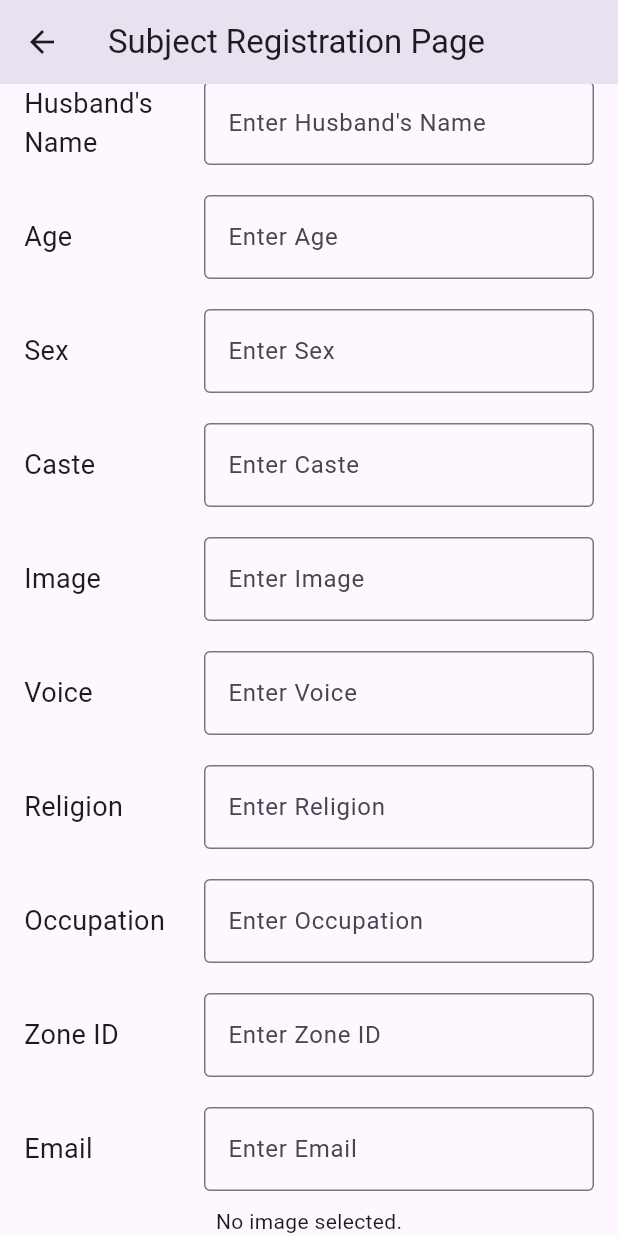
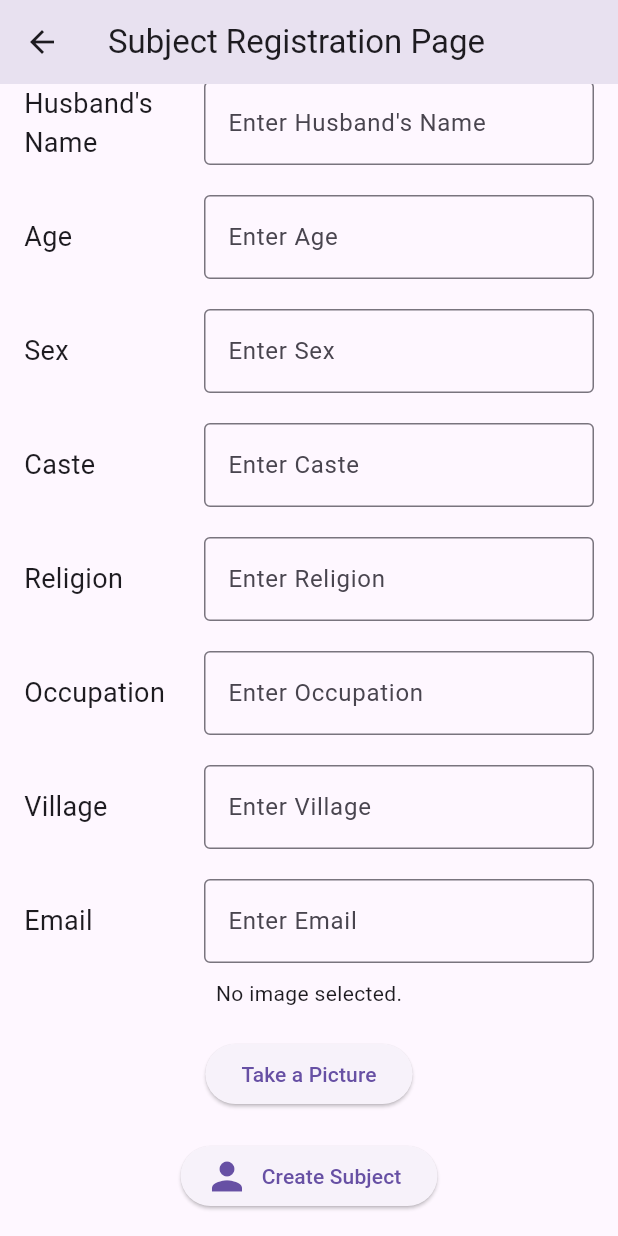
Before and after one commit to soumyajit-arko/btp-SurveyApp, a Flutter app: the SubjectRegisterPage screen opened directly, scrolled down 533 dp, on a phone screen of 412 x 824 dp. Run offline on Flutter 3.47's test engine with Material 3 defaults, Android fonts, the phone set to English and light mode, and no system bars; our stand-ins replace camera, image_picker, sqflite; accounts and stored records are empty.

Commit message:
Changes made :
	- changed version
	- changed subject registration page

```diff
--- a/lib/login_page.dart
+++ b/lib/login_page.dart
@@ -95,7 +95,7 @@ class _LoginPageState extends State<LoginPage> {
                 ),
               ),
               Image.asset(
-                'assets/images/login_bg.png',
+                'assets/images/bg2.jpeg',
                 width: 450,
                 height: 250,
               ),
--- a/lib/subject_register_page.dart
+++ b/lib/subject_register_page.dart
@@ -1,8 +1,13 @@
 import 'dart:io';
-
+// import 'package:audioplayers/audioplayers.dart';
+import 'package:camera/camera.dart';
+import 'package:path/path.dart' as path;
 import 'package:flutter/material.dart';
 import 'package:image_picker/image_picker.dart';
 import 'package:intl/intl.dart';
+import 'package:path_provider/path_provider.dart';
+// import 'package:record/record.dart';
+
 import 'database_helper.dart';
 import 'login_page.dart';
 
@@ -40,19 +45,24 @@ class _SubjectRegisterPageState extends State<SubjectRegisterPage> {
   final TextEditingController emailController = TextEditingController();
 
   File? _image;
-  Future<void> _getImage() async {
-    final picker = ImagePicker();
-    final pickedFile = await picker.pickImage(source: ImageSource.gallery);
 
-    setState(() {
-      if (pickedFile != null) {
-        _image = File(pickedFile.path);
-      }
-    });
-  }
+  bool showPlayer = false;
+  String? audioPath;
+
+  // Future<void> _getImage() async {
+  //   final picker = ImagePicker();
+  //   final pickedFile = await picker.pickImage(source: ImageSource.gallery);
+
+  //   setState(() {
+  //     if (pickedFile != null) {
+  //       _image = File(pickedFile.path);
+  //     }
+  //   });
+  // }
 
   @override
   void initState() {
+    showPlayer = false;
     super.initState();
   }
 
@@ -95,6 +105,13 @@ class _SubjectRegisterPageState extends State<SubjectRegisterPage> {
   //   emailController.clear();
   // }
   void addSubject() async {
+    Directory documentDirectory = await getApplicationDocumentsDirectory();
+    String filename = motherNameBeneficiaryController.text + ".jpg";
+    String pathutil = path.join(documentDirectory.path, filename);
+    final te = await _image?.copy(pathutil);
+    // _image.
+    print(te);
+    print('done');
     String motherNameBeneficiary = motherNameBeneficiaryController.text;
     String childNameBeneficiary = childNameBeneficiaryController.text;
     String mobile = mobileController.text;
@@ -105,7 +122,7 @@ class _SubjectRegisterPageState extends State<SubjectRegisterPage> {
     String age = ageController.text;
     String sex = sexController.text;
     String caste = casteController.text;
-    // String image = imageController.text;
+    String image = filename;
     // String voice = voiceController.text;
     String religion = religionController.text;
     String occupation = occupationController.text;
@@ -123,7 +140,7 @@ class _SubjectRegisterPageState extends State<SubjectRegisterPage> {
       'Age': age,
       'Sex': sex,
       'Caste': caste,
-      'Image': '',
+      'Image': image,
       'Voice': '',
       'Religion': religion,
       'Occupation': occupation,
@@ -132,6 +149,23 @@ class _SubjectRegisterPageState extends State<SubjectRegisterPage> {
     });
     _clearFields();
   }
+
+  // void tempFun() async {
+  //   Directory documentDirectory = await getApplicationDocumentsDirectory();
+  //   String filename = motherNameBeneficiaryController.text + ".jpg";
+
+  //   final pathutil = path.join(documentDirectory.path, filename);
+  //   print(pathutil);
+  //   final f = File(pathutil);
+  //   final  fileContent = await f.readAsBytes();
+
+  //   print(f);
+  //   print(fileContent);
+  //   setState(() {
+  //     _tempimage = f;
+  //   });
+  //   print('executed :: : ');
+  // }
 
   void _clearFields() {
     motherNameBeneficiaryController.clear();
@@ -150,6 +184,7 @@ class _SubjectRegisterPageState extends State<SubjectRegisterPage> {
     occupationController.clear();
     zoneidController.clear();
     emailController.clear();
+    // _image.delete()
   }
 
   Widget _buildSmallTextField(
@@ -208,6 +243,18 @@ class _SubjectRegisterPageState extends State<SubjectRegisterPage> {
   //     ),
   //   );
   // }
+  Future<void> _getImageFromCamera() async {
+    final pickedFile = await ImagePicker().pickImage(
+      source: ImageSource.camera,
+    );
+
+    if (pickedFile != null) {
+      setState(() {
+        _image = File(pickedFile.path);
+      });
+    }
+  }
+
   Widget _buildFormField(String labelText, TextEditingController controller,
       {TextInputType? keyboardType}) {
     return Container(
@@ -244,6 +291,8 @@ class _SubjectRegisterPageState extends State<SubjectRegisterPage> {
       ),
     );
   }
+
+
 
   DateTime initialDateSelected = DateTime.now();
   DateTime finalDateSelected = DateTime.now();
@@ -321,36 +370,25 @@ class _SubjectRegisterPageState extends State<SubjectRegisterPage> {
       body: Stack(
         children: <Widget>[
           SingleChildScrollView(
-            padding: EdgeInsets.all(16.0),
+            padding: const EdgeInsets.all(16.0),
             child: Center(
               child: Column(
                 mainAxisAlignment: MainAxisAlignment.center,
                 children: <Widget>[
-                  Text(
+                  const Text(
                     'Create a New Subject',
                     style: TextStyle(
                       fontSize: 20,
                       fontWeight: FontWeight.bold,
                     ),
                   ),
-                  SizedBox(height: 20),
+                  const SizedBox(height: 20),
                   _buildFormField(
                       'Mother\'s Name', motherNameBeneficiaryController),
                   _buildFormField(
                       'Child\'s Name', childNameBeneficiaryController),
                   _buildFormField('Mobile', mobileController,
                       keyboardType: TextInputType.phone),
-                  // _buildFormField('Initial Date', initialDateController,
-                  //     keyboardType: TextInputType.datetime),
-                  // Text(
-                  //   "Selected Date: ${_formatDate(initialDateSelected)}", // Format the date as a string
-                  //   style: TextStyle(fontSize: 18),
-                  // ),
-                  // SizedBox(height: 20),
-                  // ElevatedButton(
-                  //   onPressed: () => _selectDate(context),
-                  //   child: Text('Select Date'),
-                  // ),
                   _buildDateSelector('Initial Date', initialDateSelected,
                       (DateTime date) {
                     setState(() {
@@ -370,31 +408,42 @@ class _SubjectRegisterPageState extends State<SubjectRegisterPage> {
                       keyboardType: TextInputType.number),
                   _buildFormField('Sex', sexController),
                   _buildFormField('Caste', casteController),
-                  _buildFormField('Image', imageController),
-                  _buildFormField('Voice', voiceController),
+                  // _buildFormField('Image', imageController),
+                  // _buildFormField('Voice', voiceController),
                   _buildFormField('Religion', religionController),
                   _buildFormField('Occupation', occupationController),
-                  _buildFormField('Zone ID', zoneidController),
+                  _buildFormField('Village', zoneidController),
                   _buildFormField('Email', emailController,
                       keyboardType: TextInputType.emailAddress),
                   _image == null
-                      ? Text('No image selected.')
+                      ? const Text('No image selected.')
                       : Image.file(
                           _image!,
                           height: 100,
                           width: 100,
                         ),
-                  SizedBox(height: 20),
+                  const SizedBox(height: 20),
+                  // ElevatedButton(
+                  //   onPressed: _getImage,
+                  //   child: Text('Pick Image'),
+                  // ),
                   ElevatedButton(
-                    onPressed: _getImage,
-                    child: Text('Pick Image'),
+                    // onPressed: () async {
+                    //   await availableCameras().then((value) => Navigator.push(
+                    //       context,
+                    //       MaterialPageRoute(
+                    //           builder: (_) => CameraPage(cameras: value))));
+                    // },
+                    onPressed: _getImageFromCamera,
+                    child: const Text("Take a Picture"),
                   ),
-                  SizedBox(height: 20),
+                  const SizedBox(height: 20),
                   ElevatedButton.icon(
                     onPressed: addSubject,
-                    icon: Icon(Icons.person, size: 30),
-                    label: Text('Create Subject'),
-                  )
+                    icon: const Icon(Icons.person, size: 30),
+                    label: const Text('Create Subject'),
+                  ),
+                  // ElevatedButton(onPressed: tempFun, child: Text('Temp')),
                 ],
               ),
             ),
--- a/pubspec.yaml
+++ b/pubspec.yaml
@@ -36,11 +36,13 @@ dependencies:
   sqflite_common_ffi: ^2.0.0
   uuid: ^4.0.0
   intl: ^0.17.0
+  camera: ^0.8.0
   # The following adds the Cupertino Icons font to your application.
   # Use with the CupertinoIcons class for iOS style icons.
   cupertino_icons: ^1.0.2
   image_picker: ^1.0.7
   sqlite3_flutter_libs: ^0.5.19+1
+
 
 dev_dependencies:
   flutter_test:
```
Also changed, not shown: assets/images/Service-god.jpg (added), assets/images/bg2.jpeg (added), pubspec.lock, 1 other file.
